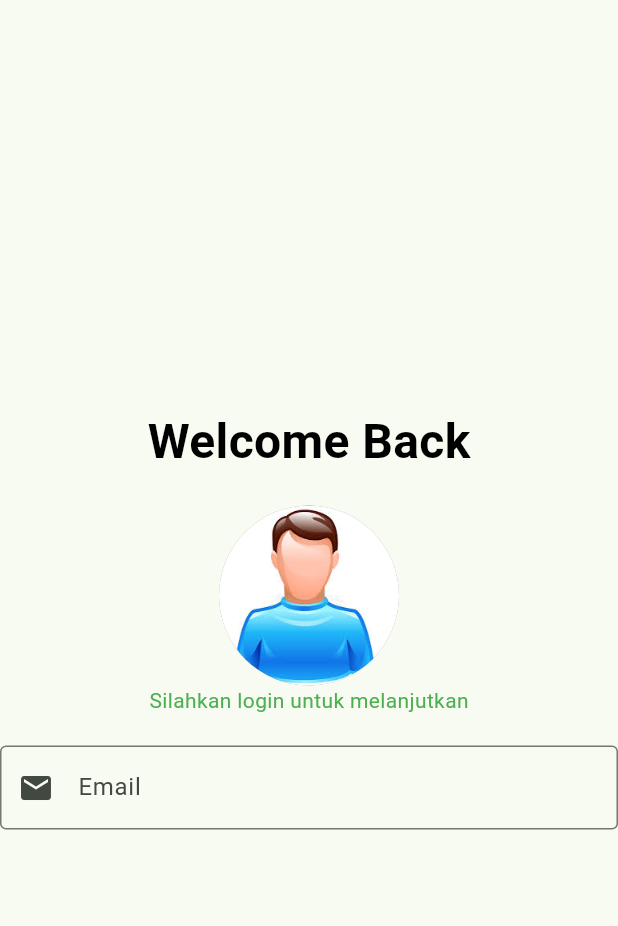
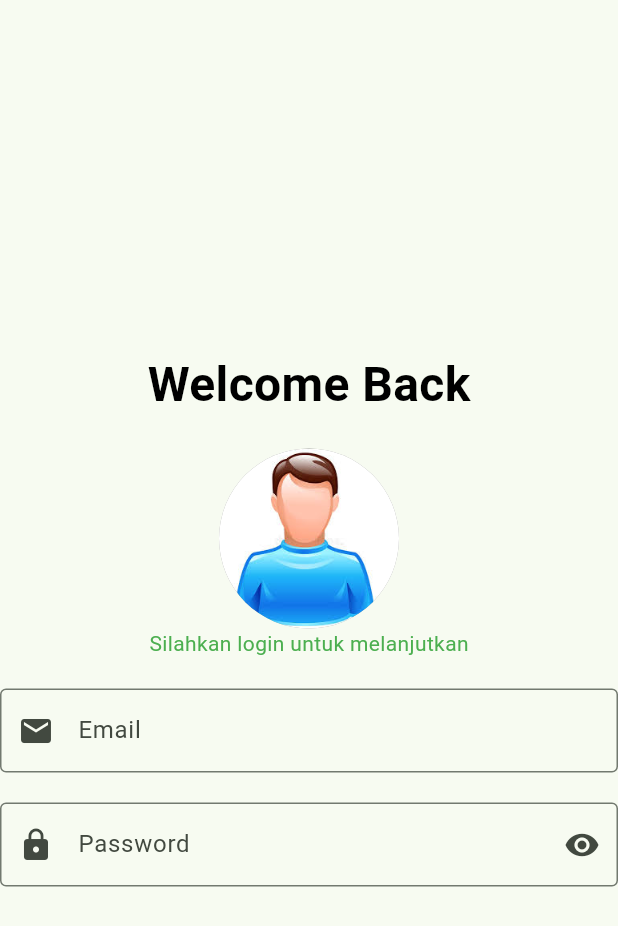
Before and after one commit to muhamadayeshaaulia/muhamadayeshaaulia_1123150188_uts, a Flutter app: the MyLogin screen opened directly, on a phone screen of 412 x 824 dp. Shown: the top 926 px of the screen. Run offline on Flutter 3.47's test engine with Material 3 defaults, Android fonts, the light colour scheme and no system bars.

Commit message:
text field untuk password

```diff
--- a/lib/screen/login.dart
+++ b/lib/screen/login.dart
@@ -47,6 +47,25 @@ class MyLogin extends StatelessWidget {
               hintText: 'Masukkan Email Anda',
             ),
           ),
+           SizedBox(height: 20),
+
+          TextField(
+            keyboardType: TextInputType.visiblePassword,
+            obscureText: true,
+            decoration: InputDecoration(
+              border: OutlineInputBorder(),
+              focusedBorder: OutlineInputBorder(
+                borderSide: BorderSide(color: Colors.blue),
+              ),
+              prefixIcon: Icon(Icons.lock),
+              labelText: 'Password',
+              hintText: 'Masukkan Password Anda',
+              suffixIcon: IconButton(
+                icon: Icon(Icons.visibility),
+                onPressed: () {},
+              ),
+            ),
+          ),
         ],
       ),
     );
```
